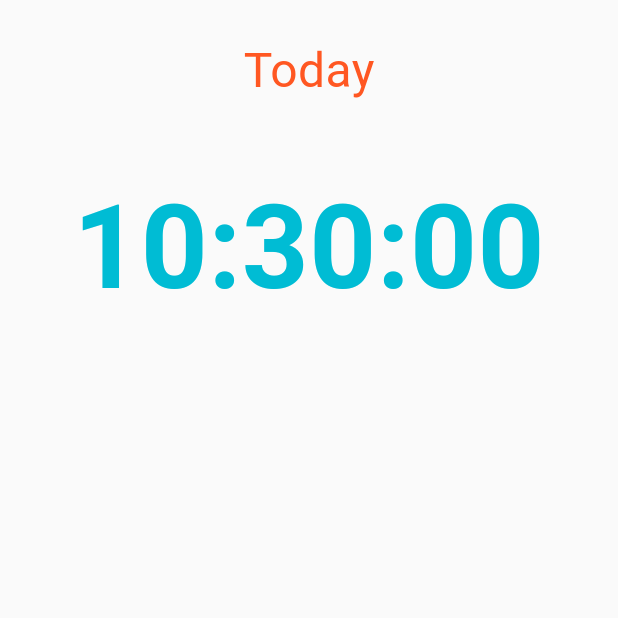
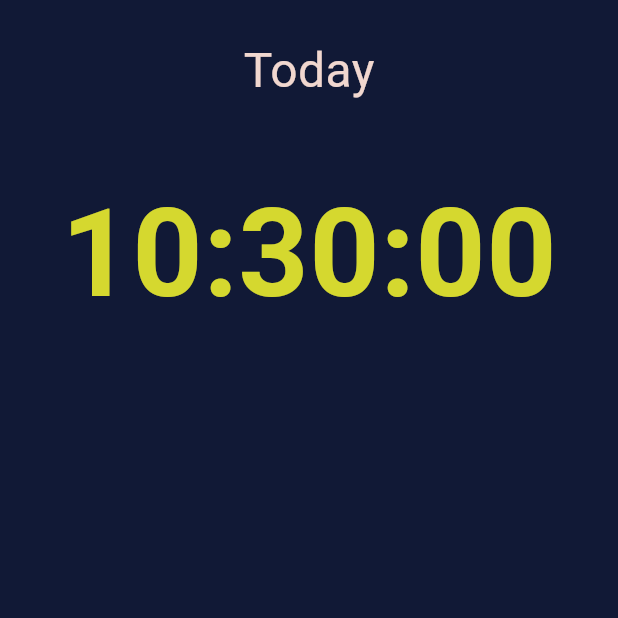
Before and after one commit to yousef-shaman/digtal_clock, a Flutter app: the screen it shows after launch, on a phone screen of 412 x 824 dp, the top half of it. Run offline on Flutter 3.47's test engine with Material 3 defaults, Android fonts, the phone set to English and light mode, and no system bars; our stand-ins replace timer_builder.

Commit message:
Dark mode toggle
User can tap where tapping anywhere on the screen to changes the mode now.

By using GestureDetector widget to wrap the Scaffold widget in home.dart file.

```diff
--- a/lib/home.dart
+++ b/lib/home.dart
@@ -11,17 +11,26 @@ class HomePage extends StatefulWidget {
 
 class _HomePageState extends State<HomePage> {
   DateTime now = DateTime.now();
+  bool isDarkMode = false;
 
   // Future<DateTime> fetchClock() async {
   //   now = DateTime.now();
   //   return now;
   // }
 
+  changeMode() {
+    setState(() {
+          isDarkMode = !isDarkMode;
+        });
+  }
+
   @override
   Widget build(BuildContext context) {
 
-    return Scaffold(
-      backgroundColor: const Color(0xFFfafafa),
+    return GestureDetector(
+      onTap: () => changeMode(),
+      child: Scaffold(
+        backgroundColor: isDarkMode ? AppStyle.primaryColor : AppStyle.primaryColorDark,
         body: SafeArea(
           child: Padding(
             padding: const EdgeInsets.all(24.0),
@@ -48,14 +57,14 @@ class _HomePageState extends State<HomePage> {
                         children: [
                           Text(
                             "Today",
-                          style: AppStyle.mainTextThin,
+                            style: isDarkMode? AppStyle.mainTextThin : AppStyle.mainTextThinDark,
                           ),
                           const SizedBox(
                             height: 40.0,
                           ),
                           Text(
                                 "$hour:$minute:$second",
-                              style: AppStyle.maintext,
+                                style: isDarkMode? AppStyle.maintext : AppStyle.maintextDark,
                               ),
                         ],
                       ),
@@ -66,6 +75,7 @@ class _HomePageState extends State<HomePage> {
             ),
           ),
         ),
+      ),
     );
   }
 }
--- a/lib/style/colors.dart
+++ b/lib/style/colors.dart
@@ -4,15 +4,30 @@ class AppStyle {
   // static Color primaryColor = const Color(0xFF2253FF);
   // static Color primaryColorDark = const Color(0xFF193BB1);
 
+
+  static Color primaryColor = const Color(0xFFfafafa);
+  static Color primaryColorDark = const Color.fromARGB(255, 17, 25, 54);
   /* Definining text style */
   static TextStyle maintext = const TextStyle(
-    color: Colors.cyan,
-    fontSize: 78.0,
+    color: Color.fromARGB(255, 17, 25, 54),
+    fontSize: 82.0,
     fontWeight: FontWeight.bold,
   );
+  static TextStyle maintextDark = const TextStyle(
+    color: Color.fromARGB(255, 213, 216, 47),
+    fontSize: 82.0,
+    fontWeight: FontWeight.bold,
+  );
+
+
   static TextStyle mainTextThin = const TextStyle(
     color: Colors.deepOrange,
     fontSize: 32.0,
     fontWeight: FontWeight.normal,
   );
+  static TextStyle mainTextThinDark = const TextStyle(
+    color: Color.fromARGB(255, 241, 215, 207),
+    fontSize: 32.0,
+    fontWeight: FontWeight.normal,
+  );
 }
```
Lines whose indentation alone changed are shown as unchanged.
